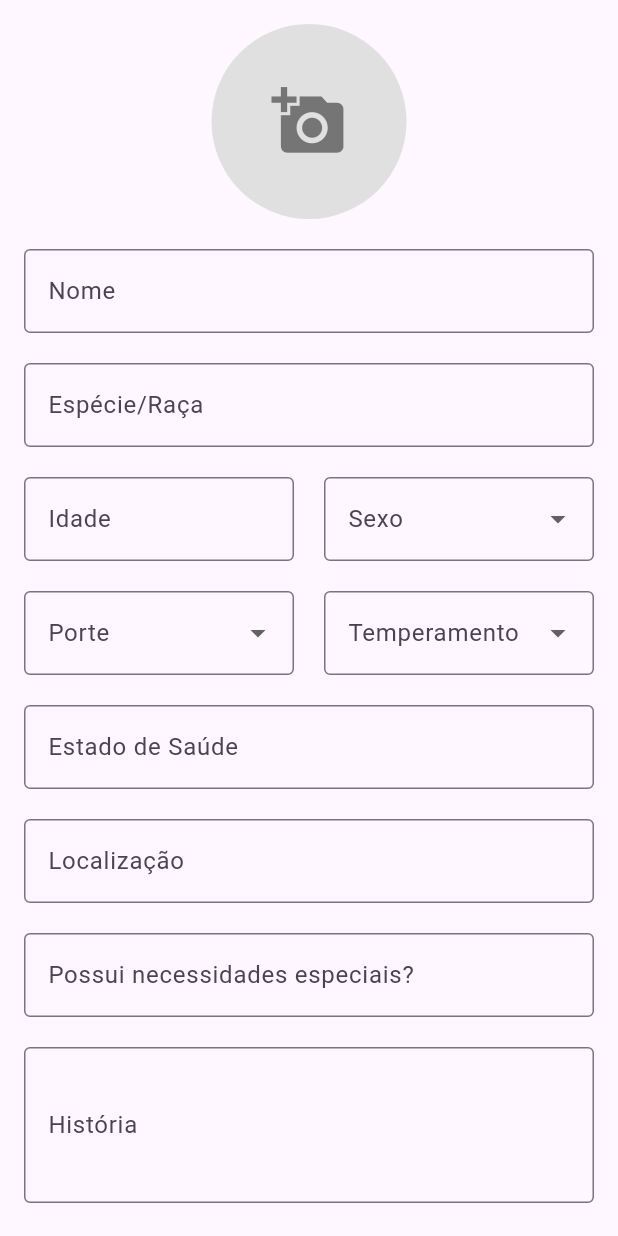
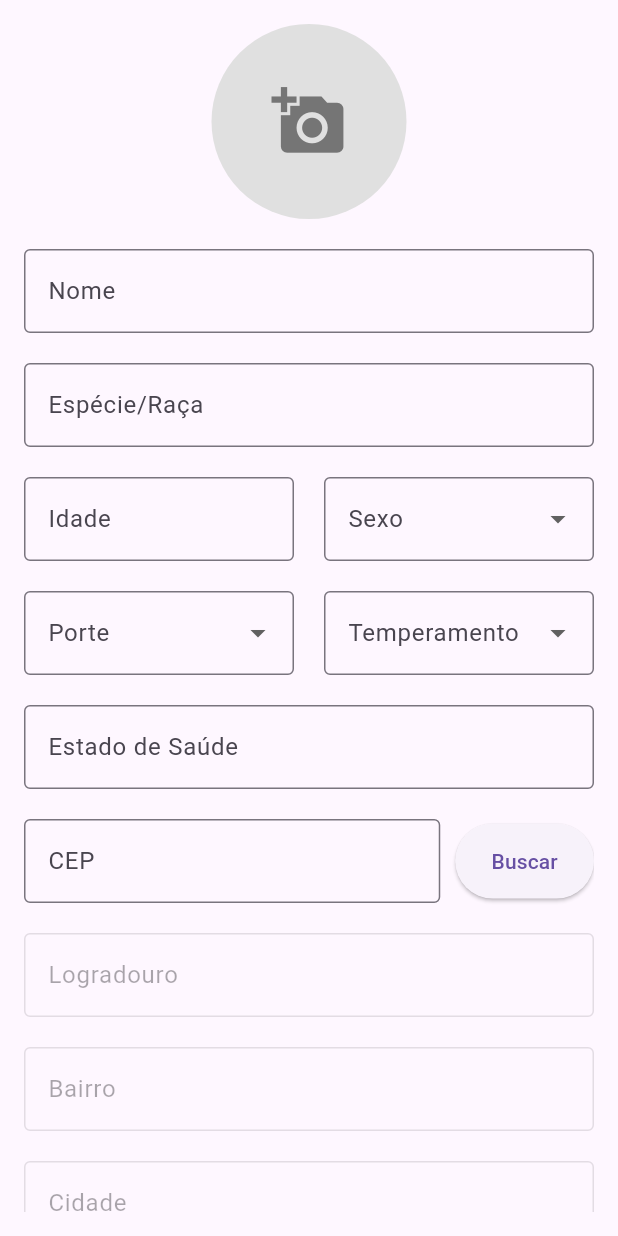
Before and after one commit to ajjss32/deu_pet, a Flutter app: the PetRegistration screen opened directly, on a phone screen of 412 x 824 dp. Run offline on Flutter 3.47's test engine with Material 3 defaults, Android fonts, the phone set to English and light mode, and no system bars; our stand-ins replace cloud_firestore, firebase_auth, firebase_core, flutter_card_swiper, image_picker; accounts and stored records are empty; generated files the repository leaves out were written again.

Commit message:
Mudança no campo endereço no cadastro do Pet

```diff
--- a/lib/pages/pet_registration.dart
+++ b/lib/pages/pet_registration.dart
@@ -5,6 +5,7 @@ import 'dart:convert';
 import 'package:uuid/uuid.dart';
 import 'package:deu_pet/services/pet_service.dart';
 import 'package:deu_pet/model/pet.dart';
+import 'package:deu_pet/services/cep_service.dart'; // Importe o CEPService
 
 class PetRegistration extends StatefulWidget {
   @override
@@ -16,7 +17,11 @@ class _PetRegistrationState extends State<PetRegistration> {
   final _formKey = GlobalKey<FormState>();
   final TextEditingController _nameController = TextEditingController();
   final TextEditingController _healthController = TextEditingController();
-  final TextEditingController _locationController = TextEditingController();
+  final TextEditingController _cepController = TextEditingController();
+  final TextEditingController _logradouroController = TextEditingController();
+  final TextEditingController _bairroController = TextEditingController();
+  final TextEditingController _cidadeController = TextEditingController();
+  final TextEditingController _estadoController = TextEditingController();
   final TextEditingController _specialNeedsController = TextEditingController();
   final TextEditingController _historyController = TextEditingController();
   final TextEditingController _ageController = TextEditingController();
@@ -38,11 +43,35 @@ class _PetRegistrationState extends State<PetRegistration> {
     }
   }
 
+  Future<void> _buscarCEP() async {
+    try {
+      // Busca os dados do CEP usando o CEPService
+      final endereco = await CEPService.buscarCEP(_cepController.text);
+
+      // Preenche os campos com os dados retornados
+      setState(() {
+        _logradouroController.text = endereco['logradouro'] ?? '';
+        _bairroController.text = endereco['bairro'] ?? '';
+        _cidadeController.text = endereco['localidade'] ?? '';
+        _estadoController.text = endereco['uf'] ?? '';
+      });
+    } catch (e) {
+      // Exibe uma mensagem de erro
+      ScaffoldMessenger.of(context).showSnackBar(
+        SnackBar(content: Text(e.toString())),
+      );
+    }
+  }
+
   void _clearFields() {
     _nameController.clear();
     _ageController.clear();
     _healthController.clear();
-    _locationController.clear();
+    _cepController.clear();
+    _logradouroController.clear();
+    _bairroController.clear();
+    _cidadeController.clear();
+    _estadoController.clear();
     _specialNeedsController.clear();
     _historyController.clear();
     _speciesController.clear();
@@ -142,11 +171,13 @@ class _PetRegistrationState extends State<PetRegistration> {
           sexo: _selectedSex ?? "",
           temperamento: _selectedTemperament ?? "",
           estadoDeSaude: _healthController.text,
-          endereco: _locationController.text,
+          endereco:
+              "${_logradouroController.text}, ${_bairroController.text}, ${_cidadeController.text}, ${_estadoController.text}",
           necessidades: _specialNeedsController.text,
           historia: _historyController.text,
           status: "Disponível",
-          voluntarioId: "voluntarioIdAqui", // Substitua pelo ID do voluntário logado
+          voluntarioId:
+              "voluntarioIdAqui", // Substitua pelo ID do voluntário logado
           dataCriacao: DateTime.now(),
           dataAtualizacao: DateTime.now(),
         );
@@ -161,7 +192,8 @@ class _PetRegistrationState extends State<PetRegistration> {
       }
     } else {
       ScaffoldMessenger.of(context).showSnackBar(
-        SnackBar(content: Text('Por favor, preencha todos os campos corretamente.')),
+        SnackBar(
+            content: Text('Por favor, preencha todos os campos corretamente.')),
       );
     }
   }
@@ -314,13 +346,67 @@ class _PetRegistrationState extends State<PetRegistration> {
                 validator: _validateRequiredField,
               ),
               SizedBox(height: 20),
+              Row(
+                children: [
+                  Expanded(
+                    flex: 3,
+                    child: TextFormField(
+                      controller: _cepController,
+                      decoration: InputDecoration(
+                        labelText: 'CEP',
+                        border: OutlineInputBorder(),
+                      ),
+                      validator: _validateRequiredField,
+                    ),
+                  ),
+                  SizedBox(width: 10),
+                  Expanded(
+                    flex: 1,
+                    child: ElevatedButton(
+                      onPressed: _buscarCEP,
+                      child: Text("Buscar"),
+                      style: ElevatedButton.styleFrom(
+                        padding: EdgeInsets.symmetric(vertical: 15),
+                      ),
+                    ),
+                  ),
+                ],
+              ),
+              SizedBox(height: 20),
               TextFormField(
-                controller: _locationController,
+                controller: _logradouroController,
                 decoration: InputDecoration(
-                  labelText: 'Localização',
+                  labelText: 'Logradouro',
                   border: OutlineInputBorder(),
                 ),
-                validator: _validateRequiredField,
+                enabled: false,
+              ),
+              SizedBox(height: 20),
+              TextFormField(
+                controller: _bairroController,
+                decoration: InputDecoration(
+                  labelText: 'Bairro',
+                  border: OutlineInputBorder(),
+                ),
+                enabled: false,
+              ),
+              SizedBox(height: 20),
+              TextFormField(
+                controller: _cidadeController,
+                decoration: InputDecoration(
+                  labelText: 'Cidade',
+                  border: OutlineInputBorder(),
+                ),
+                enabled: false,
+              ),
+              SizedBox(height: 20),
+              TextFormField(
+                controller: _estadoController,
+                decoration: InputDecoration(
+                  labelText: 'Estado',
+                  border: OutlineInputBorder(),
+                ),
+                enabled: false,
               ),
               SizedBox(height: 20),
               TextFormField(
```
